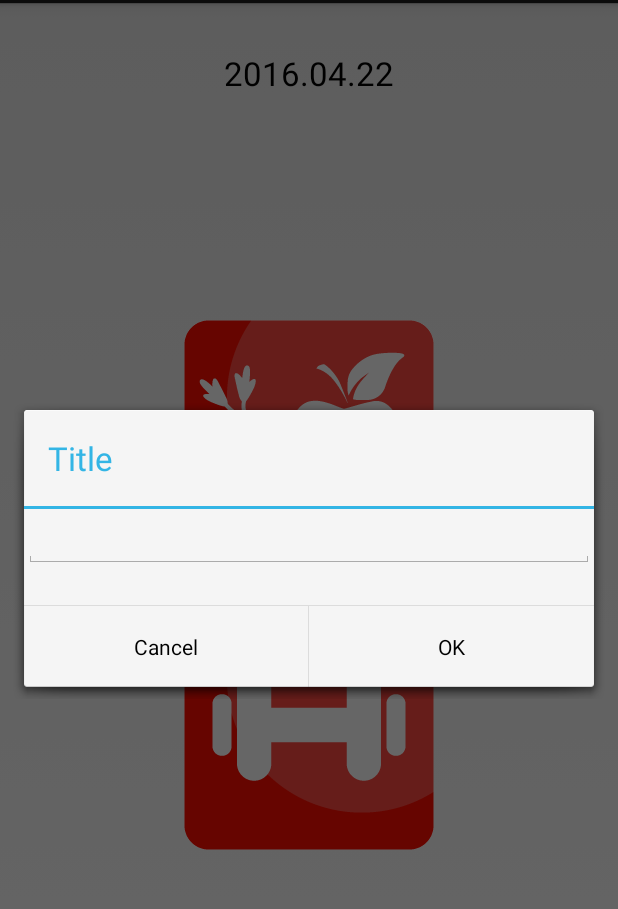
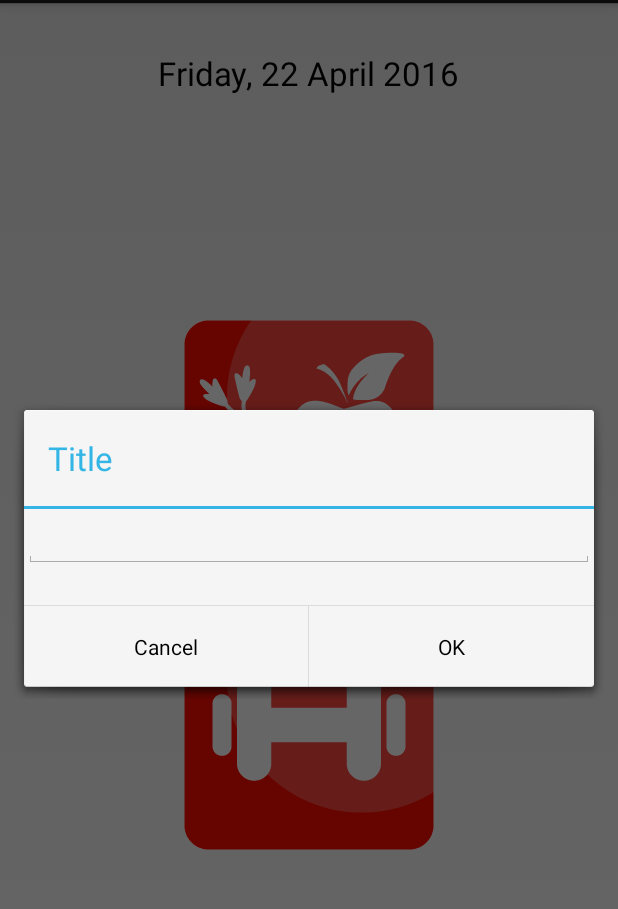
Before and after one commit to hard7/Betty, an Android app: the screen it shows after launch (MainActivity), in the options menu, after a tap on "Загрузить прогресс", on a phone screen of 412 x 824 dp, the part 69-978 px from its top. Run offline under Robolectric (Android 15) with nearby library versions, the phone set to English and light mode, and no system bars.

Commit message:
change date format

```diff
--- a/BettyModule/src/main/java/ru/h7/betty/bettymodule/MainActivity.java
+++ b/BettyModule/src/main/java/ru/h7/betty/bettymodule/MainActivity.java
@@ -33,13 +33,18 @@ import static android.os.Environment.getExternalStorageDirectory;
 
 class Date {
     static public String DATE_FORMAT = "yyyy.MM.dd";
-//    static public String DATE_FORMAT_OUTPUT = "dd.MM.yyyy";
+    static public String DATE_FORMAT_OUTPUT = "EEEE, dd MMMM yyyy";
     private Calendar calendar = Calendar.getInstance();
     private DateFormat date_fmt = new SimpleDateFormat(DATE_FORMAT, Locale.US);
+    private DateFormat date_fmt_out = new SimpleDateFormat(DATE_FORMAT_OUTPUT, Locale.US);
 
     @Override
     public final String toString() {
         return date_fmt.format(calendar.getTime());
+    }
+
+    public final String toStringOut() {
+        return date_fmt_out.format(calendar.getTime());
     }
 
     public void next() {
@@ -299,7 +304,7 @@ public class MainActivity extends FragmentActivity implements ProgressGetter {
 
             dayProgress = progress.getDayProgress(date.toString());
             TextView dateText = (TextView) view.findViewById(R.id.dateText);
-            dateText.setText(date.toString());
+            dateText.setText(date.toStringOut());
 
             foodButton = (ImageButton) view.findViewById(R.id.foodButton);
             sportButton = (ImageButton) view.findViewById(R.id.sportButton);
```
